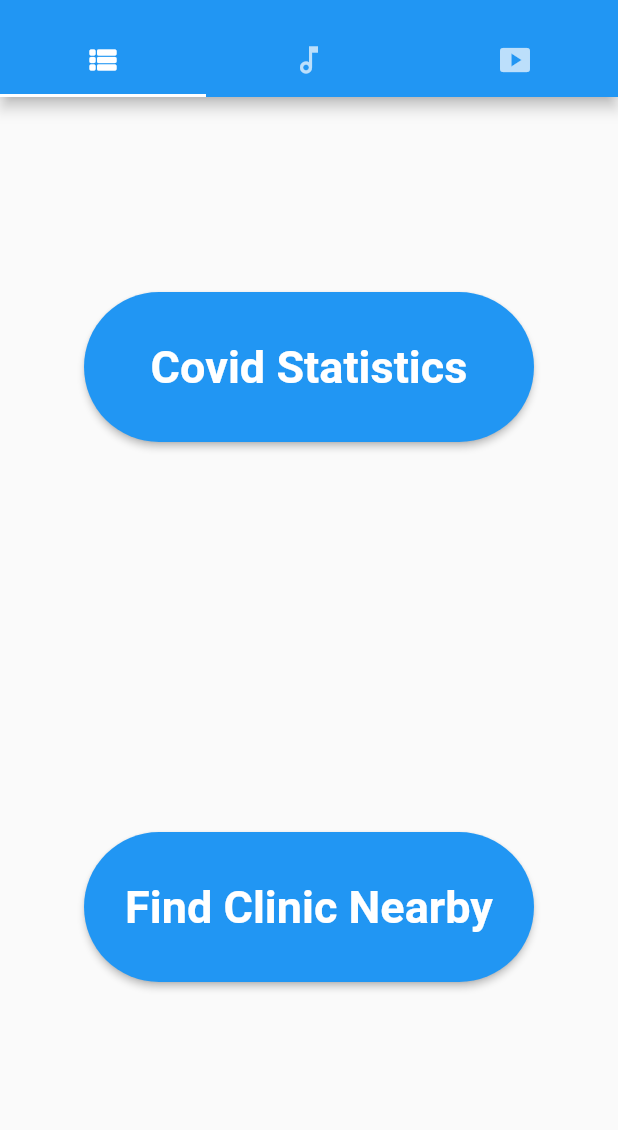
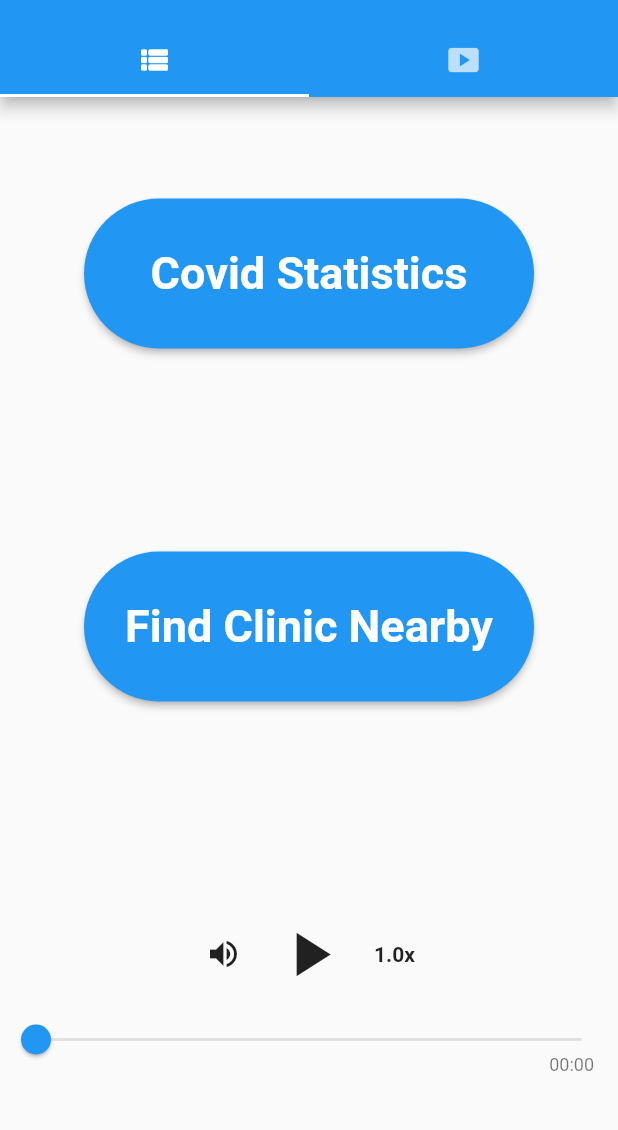
Before and after one commit to Jabez1/BMC304Flutter, a Flutter app: the screen it shows after launch, on a phone screen of 412 x 824 dp, the part 59-1189 px from its top. Run offline on Flutter 3.47's test engine with Material 2 defaults, Android fonts, the phone set to English and light mode, and no system bars; drawn by our look-alikes of flutter_bounceable; our stand-ins replace animated_splash_screen, audio_service, charts_flutter, google_maps_flutter, just_audio, page_transition and 2 more; missing offline and left inert: audio_session, breathing_collection, flutter_polyline_points; generated files the repository leaves out were written again.

Commit message:
Music Player on homepage

```diff
--- a/lib/HomePage.dart
+++ b/lib/HomePage.dart
@@ -19,14 +19,13 @@ class _MyHomePageState extends State<HomePage> {
   @override
   Widget build(BuildContext context) {
     return DefaultTabController(
-      length: 3,
+      length: 2,
       child: Scaffold(
         appBar: AppBar(
           title: Text(AppLocalizations.of(context)!.appName),
           bottom: const TabBar(
             tabs: [
               Tab(icon: Icon(Icons.view_list_rounded)),
-              Tab(icon: Icon(Icons.music_note_outlined)),
               Tab(icon: Icon(Icons.smart_display)),
             ],
           ),
@@ -48,7 +47,6 @@ class _MyHomePageState extends State<HomePage> {
         ),
         body: TabBarView(children: <Widget>[
           ButtonPage(),
-          MyApp(),
           VideoPlayerApp(),
         ],
         ),
@@ -103,10 +101,7 @@ class ButtonPage extends StatelessWidget{
                             fontSize: 30,
                             fontWeight: FontWeight.bold)),),
                 ),
-
-
-
-
+                MyApp(),
               ],
             )
         )
```
Also changed, not shown: lib/audioPage.dart (+1 -6 lines).
